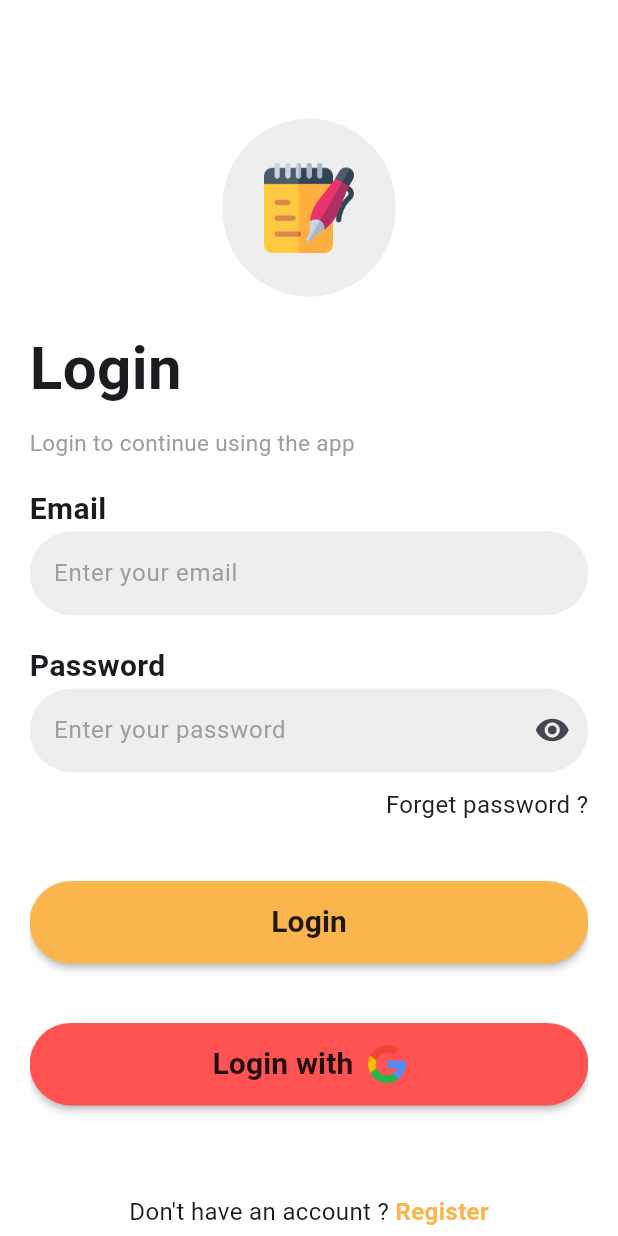
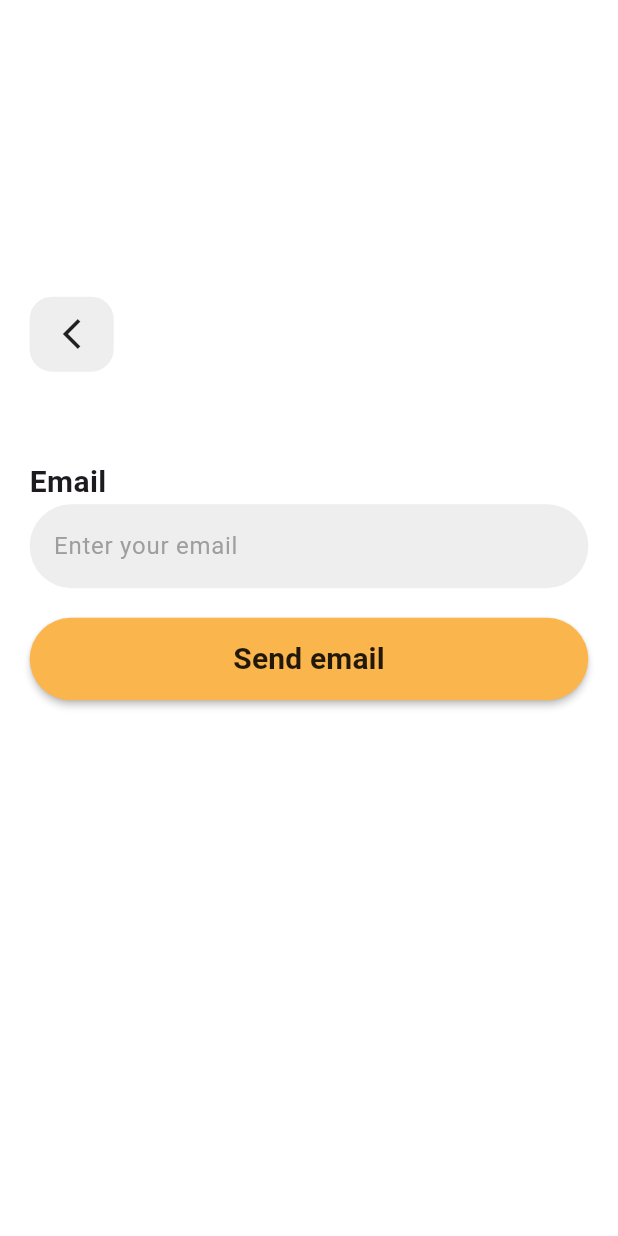
Before and after one commit to Moaz-Waled/notes_app_fb, a Flutter app: the screen it shows after launch, after a tap on "Forget password ?", on a phone screen of 412 x 824 dp. Run offline on Flutter 3.47's test engine with Material 3 defaults, Android fonts, the phone set to English and light mode, and no system bars; our stand-ins replace dartz, firebase_auth, firebase_core, flutter_bloc, get, google_sign_in and 1 more; accounts and stored records are empty.

Commit message:
email verification & reset password & email RegExp

```diff
--- a/lib/core/shared/app_text_field.dart
+++ b/lib/core/shared/app_text_field.dart
@@ -6,6 +6,9 @@ class AppTextField extends StatelessWidget {
   final void Function(String)? onChanged;
   final Widget? suffixIcon;
   final bool? obscureText;
+  final bool? isConfirmPassword;
+  final String? password;
+  final bool? isEmail;
 
   const AppTextField({
     super.key,
@@ -14,12 +17,16 @@ class AppTextField extends StatelessWidget {
     this.onChanged,
     this.suffixIcon,
     this.obscureText,
+    this.isConfirmPassword,
+    this.password,
+    this.isEmail,
   });
 
   @override
   Widget build(BuildContext context) {
     return TextFormField(
       controller: controller,
+      keyboardType: isEmail ?? false ? TextInputType.emailAddress : null,
       decoration: InputDecoration(
         filled: true,
         fillColor: const Color.fromARGB(46, 158, 158, 158),
@@ -37,6 +44,17 @@ class AppTextField extends StatelessWidget {
         if (value!.trim().isEmpty) {
           return 'this field is required';
         }
+        if ((isConfirmPassword ?? false) && value.trim() != password) {
+          return 'confirm password must be similar to password';
+        }
+        if (isEmail ?? false) {
+          final emailRegex = RegExp(
+            r'^[A-Za-z0-9._%+-]+@(gmail|yahoo|outlook|hotmail|icloud|protonmail|proton|zohomail|gmx|aol)\.(com|me)$',
+          );
+          if (!emailRegex.hasMatch(value)) {
+            return 'please enter a valid email';
+          }
+        }
         return null;
       },
       onChanged: onChanged,
--- a/lib/features/auth/data/repos/auth_repo_impl.dart
+++ b/lib/features/auth/data/repos/auth_repo_impl.dart
@@ -14,6 +14,7 @@ class AuthRepoImpl extends AuthRepo {
     try {
       final UserCredential credential = await FirebaseAuth.instance
           .createUserWithEmailAndPassword(email: email, password: password);
+      await FirebaseAuth.instance.currentUser!.sendEmailVerification();
       return Right(credential);
     } on FirebaseAuthException catch (e) {
       if (e.code == 'weak-password') {
@@ -68,4 +69,18 @@ class AuthRepoImpl extends AuthRepo {
       return Left(e.toString());
     }
   }
+
+  @override
+  Future<Either<String, String>> sendResetPasswordEmail({
+    required String email,
+  }) async {
+    try {
+      await FirebaseAuth.instance.sendPasswordResetEmail(email: email);
+      return Right('Email sent successfully');
+    } on FirebaseAuthException catch (e) {
+      return Left(e.code);
+    } catch (e) {
+      return Left(e.toString());
+    }
+  }
 }
--- a/lib/features/auth/domain/repos/auth_repo.dart
+++ b/lib/features/auth/domain/repos/auth_repo.dart
@@ -13,4 +13,6 @@ abstract class AuthRepo {
   });
 
   Future<Either<String, UserCredential>> googleSignin();
+
+  Future<Either<String, String>> sendResetPasswordEmail({required String email});
 }
--- a/lib/features/auth/presentation/manager/cubit/auth_cubit.dart
+++ b/lib/features/auth/presentation/manager/cubit/auth_cubit.dart
@@ -42,4 +42,15 @@ class AuthCubit extends Cubit<AuthState> {
       (user) => emit(GoogleSigninSuccess(user: user)),
     );
   }
+
+  Future<void> sendResetPasswordEmail({required String email}) async {
+    emit(SendResetPasswordEmailLoading());
+    final response = await authRepo.sendResetPasswordEmail(email: email);
+
+    response.fold(
+      (errMessage) =>
+          emit(SendResetPasswordEmailFailure(errMessage: errMessage)),
+      (message) => emit(SendResetPasswordEmailSuccess(message: message)),
+    );
+  }
 }
--- a/lib/features/auth/presentation/manager/cubit/auth_state.dart
+++ b/lib/features/auth/presentation/manager/cubit/auth_state.dart
@@ -49,3 +49,17 @@ class GoogleSigninSuccess extends AuthState {
 
   GoogleSigninSuccess({required this.user});
 }
+
+class SendResetPasswordEmailLoading extends AuthState {}
+
+class SendResetPasswordEmailFailure extends AuthState {
+  final String errMessage;
+
+  SendResetPasswordEmailFailure({required this.errMessage});
+}
+
+class SendResetPasswordEmailSuccess extends AuthState {
+  final String message;
+
+  SendResetPasswordEmailSuccess({required this.message});
+}
--- a/lib/features/auth/presentation/pages/login/widgets/login_form.dart
+++ b/lib/features/auth/presentation/pages/login/widgets/login_form.dart
@@ -10,6 +10,7 @@ import 'package:notes_app_fb/features/auth/presentation/manager/cubit/auth_cubit
 import 'package:notes_app_fb/features/auth/presentation/manager/cubit/auth_state.dart';
 import 'package:notes_app_fb/features/auth/presentation/pages/login/widgets/google_login_button.dart';
 import 'package:notes_app_fb/features/auth/presentation/pages/login/widgets/user_login_button.dart';
+import 'package:notes_app_fb/features/auth/presentation/pages/reset_password/reset_password_view.dart';
 import 'package:notes_app_fb/features/notes/presentation/pages/home/home_view.dart';
 
 class LoginForm extends StatefulWidget {
@@ -26,18 +27,6 @@ class _LoginFormState extends State<LoginForm> {
   TextEditingController password = TextEditingController();
 
   @override
-  void initState() {
-    super.initState();
-    FirebaseAuth.instance.authStateChanges().listen((User? user) {
-      if (user == null) {
-        print('User is currently signed out');
-      } else {
-        print('User is signed in');
-      }
-    });
-  }
-
-  @override
   void dispose() {
     email.dispose();
     password.dispose();
@@ -52,11 +41,18 @@ class _LoginFormState extends State<LoginForm> {
           AppSnackbar.showSnackbar(message: state.errMessage);
         }
         if (state is LoginSuccess) {
-          Get.offAll(
-            () => HomeView(),
-            transition: Transition.fade,
-            duration: Duration(milliseconds: 300),
-          );
+          if (FirebaseAuth.instance.currentUser!.emailVerified) {
+            Get.offAll(
+              () => HomeView(),
+              transition: Transition.fade,
+              duration: Duration(milliseconds: 300),
+            );
+          } else {
+            AppSnackbar.showSnackbar(
+              message:
+                  'Verify your email first. Check your email (you can check junk or spam)',
+            );
+          }
         }
         if (state is GoogleSigninFailure) {
           AppSnackbar.showSnackbar(message: state.errMessage);
@@ -77,7 +73,11 @@ class _LoginFormState extends State<LoginForm> {
             crossAxisAlignment: CrossAxisAlignment.start,
             children: [
               FieldTitle(title: 'Email'),
-              AppTextField(controller: email, hint: 'Enter your email'),
+              AppTextField(
+                controller: email,
+                hint: 'Enter your email',
+                isEmail: true,
+              ),
               VerticalSpace(value: 2),
               FieldTitle(title: 'Password'),
               AppTextField(
@@ -99,7 +99,13 @@ class _LoginFormState extends State<LoginForm> {
               Align(
                 alignment: Alignment.topRight,
                 child: GestureDetector(
-                  onTap: () {},
+                  onTap: () {
+                    Get.to(
+                      () => ResetPasswordView(),
+                      transition: Transition.upToDown,
+                      duration: Duration(milliseconds: 300),
+                    );
+                  },
                   child: Text(
                     'Forget password ?',
                     style: TextStyle(
--- a/lib/features/auth/presentation/pages/register/widgets/register_form.dart
+++ b/lib/features/auth/presentation/pages/register/widgets/register_form.dart
@@ -39,7 +39,10 @@ class _SignupFormState extends State<SignupForm> {
           AppSnackbar.showSnackbar(message: state.errMessage);
         }
         if (state is CreateUserSuccess) {
-          AppSnackbar.showSnackbar(message: 'Success');
+          AppSnackbar.showSnackbar(
+            message:
+                'Success. Email verification sent please check (you can check junk or spam)',
+          );
           Get.off(
             () => LoginView(),
             transition: Transition.leftToRight,
@@ -58,7 +61,11 @@ class _SignupFormState extends State<SignupForm> {
               AppTextField(hint: 'Enter your username'),
               VerticalSpace(value: 2),
               FieldTitle(title: 'Email'),
-              AppTextField(controller: email, hint: 'Enter your email'),
+              AppTextField(
+                controller: email,
+                hint: 'Enter your email',
+                isEmail: true,
+              ),
               VerticalSpace(value: 2),
               FieldTitle(title: 'Password'),
               AppTextField(
@@ -80,6 +87,8 @@ class _SignupFormState extends State<SignupForm> {
               FieldTitle(title: 'Confirm password'),
               AppTextField(
                 hint: 'Confirm your password',
+                isConfirmPassword: true,
+                password: password.text,
                 suffixIcon: IconButton(
                   onPressed: () {
                     setState(() {
--- /dev/null
+++ b/lib/features/auth/presentation/pages/reset_password/reset_password_view.dart
@@ -0,0 +1,16 @@
+import 'package:flutter/material.dart';
+import 'package:flutter_bloc/flutter_bloc.dart';
+import 'package:notes_app_fb/features/auth/presentation/manager/cubit/auth_cubit.dart';
+import 'package:notes_app_fb/features/auth/presentation/pages/reset_password/widgets/reset_password_body.dart';
+
+class ResetPasswordView extends StatelessWidget {
+  const ResetPasswordView({super.key});
+
+  @override
+  Widget build(BuildContext context) {
+    return BlocProvider(
+      create: (context) => AuthCubit(),
+      child: Scaffold(backgroundColor: Colors.white, body: ResetPasswordBody()),
+    );
+  }
+}
--- /dev/null
+++ b/lib/features/auth/presentation/pages/reset_password/widgets/reset_password_body.dart
@@ -0,0 +1,95 @@
+import 'package:flutter/material.dart';
+import 'package:flutter_bloc/flutter_bloc.dart';
+import 'package:notes_app_fb/core/shared/app_snackbar.dart';
+import 'package:notes_app_fb/core/shared/app_text_field.dart';
+import 'package:notes_app_fb/core/shared/buttons.dart';
+import 'package:notes_app_fb/core/shared/field_title.dart';
+import 'package:notes_app_fb/core/shared/space_widget.dart';
+import 'package:notes_app_fb/core/utils/size_config.dart';
+import 'package:notes_app_fb/features/auth/presentation/manager/cubit/auth_cubit.dart';
+import 'package:notes_app_fb/features/auth/presentation/manager/cubit/auth_state.dart';
+import 'package:notes_app_fb/features/auth/presentation/pages/reset_password/widgets/send_email_button.dart';
+
+class ResetPasswordBody extends StatefulWidget {
+  const ResetPasswordBody({super.key});
+
+  @override
+  State<ResetPasswordBody> createState() => _ResetPasswordBodyState();
+}
+
+class _ResetPasswordBodyState extends State<ResetPasswordBody> {
+  GlobalKey<FormState> formState = GlobalKey<FormState>();
+  TextEditingController email = TextEditingController();
+
+  @override
+  void dispose() {
+    email.dispose();
+    super.dispose();
+  }
+
+  @override
+  Widget build(BuildContext context) {
+    return Container(
+      padding: EdgeInsets.symmetric(horizontal: SizeConfig.defaultSize! * 2),
+      child: ListView(
+        children: [
+          VerticalSpace(value: 20),
+          GetBackButton(),
+          VerticalSpace(value: 6),
+          FieldTitle(title: 'Email'),
+          BlocConsumer<AuthCubit, AuthState>(
+            listener: (context, state) {
+              if (state is SendResetPasswordEmailFailure) {
+                AppSnackbar.showSnackbar(message: state.errMessage);
+              }
+              if (state is SendResetPasswordEmailSuccess) {
+                AppSnackbar.showSnackbar(
+                  message:
+                      'Email sent successfully, check your email (you can check junk or spam)',
+                );
+              }
+            },
+            builder: (context, state) {
+              final authCubit = context.read<AuthCubit>();
+              return Form(
+                key: formState,
+                child: Column(
+                  children: [
+                    AppTextField(
+                      controller: email,
+                      hint: 'Enter your email',
+                      isEmail: true,
+                    ),
+                    VerticalSpace(value: 2),
+                    state is SendResetPasswordEmailLoading
+                        ? Center(
+                            child: CircularProgressIndicator(
+                              color: Colors.orange,
+                            ),
+                          )
+                        : SendEmailButton(
+                            onPressed: () {
+                              if (formState.currentState!.validate()) {
+                                if (state is SendResetPasswordEmailSuccess) {
+                                  AppSnackbar.showSnackbar(
+                                    message:
+                                        'Email sent successfully, check your email (you can check junk or spam)',
+                                  );
+                                  return;
+                                }
+                                authCubit.sendResetPasswordEmail(
+                                  email: email.text,
+                                );
+                              }
+                            },
+                          ),
+                  ],
+                ),
+              );
+            },
+          ),
+        ],
+      ),
+    );
+  }
+}
--- /dev/null
+++ b/lib/features/auth/presentation/pages/reset_password/widgets/send_email_button.dart
@@ -0,0 +1,23 @@
+import 'package:flutter/material.dart';
+import 'package:notes_app_fb/core/shared/buttons.dart';
+
+class SendEmailButton extends StatelessWidget {
+  final void Function()? onPressed;
+
+  const SendEmailButton({super.key, this.onPressed});
+
+  @override
+  Widget build(BuildContext context) {
+    return SizedBox(
+      width: double.infinity,
+      child: GeneralButton(
+        onPressed: onPressed,
+        color: const Color.fromARGB(255, 250, 181, 77),
+        child: Text(
+          'Send email',
+          style: TextStyle(fontSize: 20, fontWeight: FontWeight.bold),
+        ),
+      ),
+    );
+  }
+}
--- a/lib/main.dart
+++ b/lib/main.dart
@@ -1,3 +1,4 @@
+import 'package:firebase_auth/firebase_auth.dart';
 import 'package:firebase_core/firebase_core.dart';
 import 'package:flutter/material.dart';
 import 'package:get/get.dart';
@@ -22,7 +23,9 @@ class MyApp extends StatelessWidget {
     return GetMaterialApp(
       debugShowCheckedModeBanner: false,
       debugShowMaterialGrid: false,
-      home: CacheHelper().getDataBool(key: 'isLoggedin') ?? false
+      home:
+          ((CacheHelper().getDataBool(key: 'isLoggedin') ?? false) &&
+              (FirebaseAuth.instance.currentUser!.emailVerified))
           ? HomeView()
           : LoginView(),
     );
```
